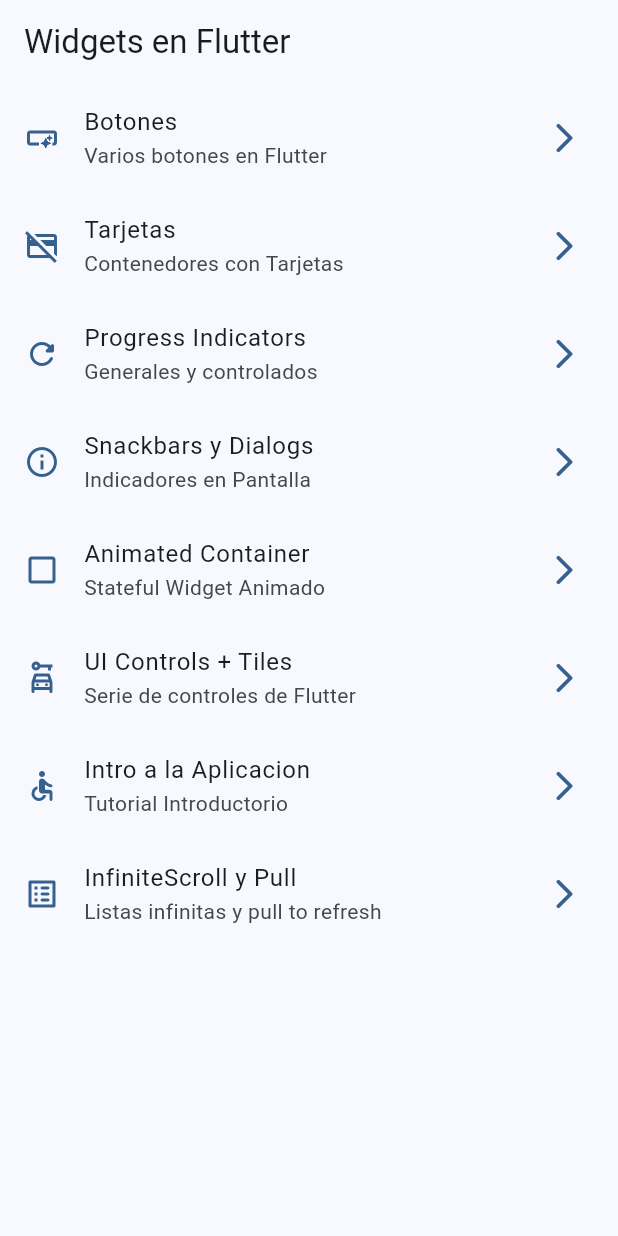
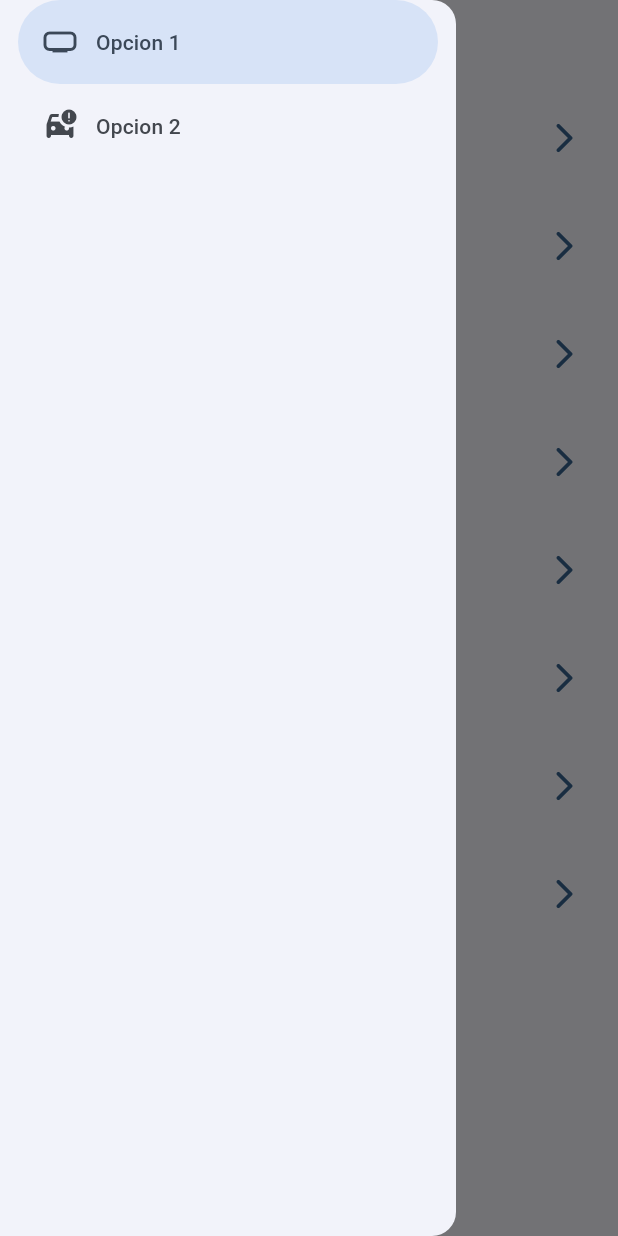
Before and after one commit to RiosHectorM/widgets_tools, a Flutter app: the screen it shows after launch, with the side drawer open (before the commit the screen has no drawer), on a phone screen of 412 x 824 dp. Run offline on Flutter 3.47's test engine with Material 3 defaults, Android fonts, the phone set to English and light mode, and no system bars; our stand-ins replace animate_do, go_router.

Commit message:
'Drawer Menu in progress'

```diff
--- a/lib/config/presentation/screens/home/home_screen.dart
+++ b/lib/config/presentation/screens/home/home_screen.dart
@@ -1,6 +1,7 @@
 import 'package:flutter/material.dart';
 import 'package:go_router/go_router.dart';
 import 'package:widgets_tools/config/menu/menu_items.dart';
+import 'package:widgets_tools/config/presentation/widgets/side_menu.dart';
 
 class HomeScreen extends StatelessWidget {
   const HomeScreen({super.key});
@@ -12,6 +13,7 @@
         title: const Text('Widgets en Flutter'),
       ),
       body: const _HomeView(),
+      drawer: const SideMenu(),
     );
   }
 }
--- /dev/null
+++ b/lib/config/presentation/widgets/side_menu.dart
@@ -0,0 +1,30 @@
+import 'package:flutter/material.dart';
+
+class SideMenu extends StatefulWidget {
+  const SideMenu({super.key});
+
+  @override
+  State<SideMenu> createState() => _SideMenuState();
+}
+
+class _SideMenuState extends State<SideMenu> {
+  int navDrawerIndex = 0;
+
+  @override
+  Widget build(BuildContext context) {
+    return NavigationDrawer(
+      selectedIndex: navDrawerIndex,
+      onDestinationSelected: (value) {
+        setState(() {
+          navDrawerIndex = value;
+        });
+      },
+      children: const [
+        NavigationDrawerDestination(
+            icon: Icon(Icons.home_max), label: Text('Opcion 1')),
+        NavigationDrawerDestination(
+            icon: Icon(Icons.car_crash_rounded), label: Text('Opcion 2'))
+      ],
+    );
+  }
+}
```
